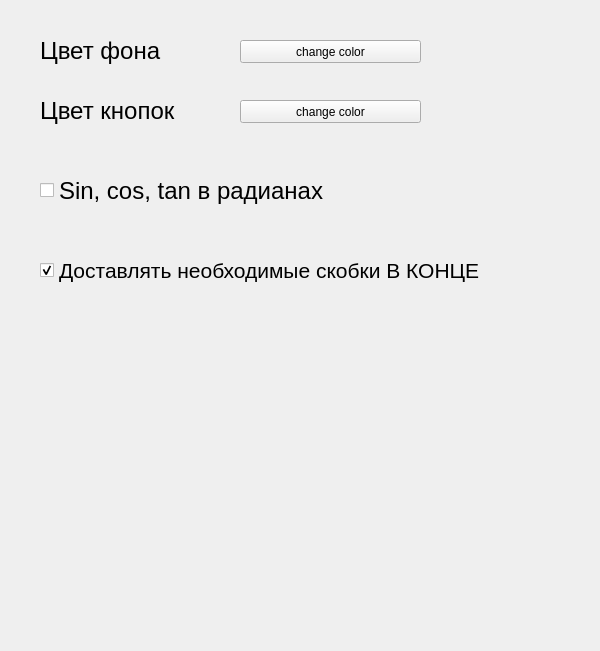
Pavelsaftap/kalkulator, file settings1.ui: the form before one commit.
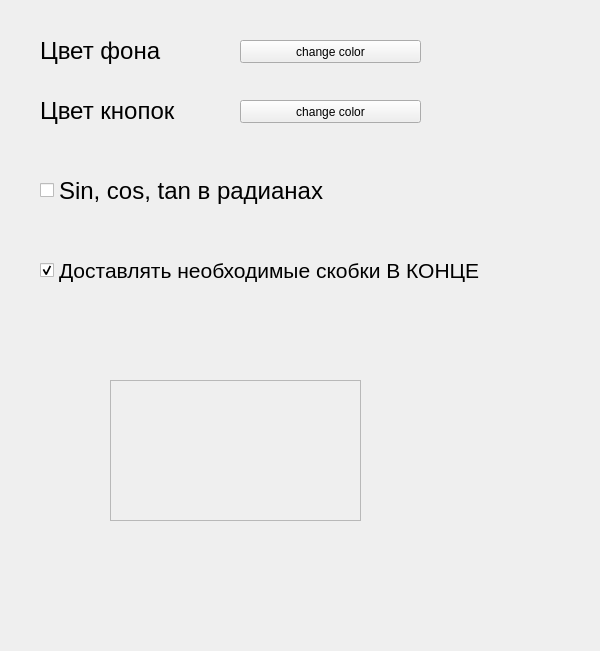
The form after the commit.

Patch:
```diff
--- a/settings1.ui
+++ b/settings1.ui
@@ -133,6 +133,29 @@
      <string>change color</string>
     </property>
    </widget>
+   <widget class="QScrollArea" name="scrollArea">
+    <property name="geometry">
+     <rect>
+      <x>110</x>
+      <y>380</y>
+      <width>251</width>
+      <height>141</height>
+     </rect>
+    </property>
+    <property name="widgetResizable">
+     <bool>true</bool>
+    </property>
+    <widget class="QWidget" name="scrollAreaWidgetContents">
+     <property name="geometry">
+      <rect>
+       <x>0</x>
+       <y>0</y>
+       <width>249</width>
+       <height>139</height>
+      </rect>
+     </property>
+    </widget>
+   </widget>
   </widget>
   <widget class="QMenuBar" name="menubar">
    <property name="geometry">
```
